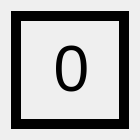
Above: game2048/gui/elements/tile.ui from trevorxander/2048 before the change. Below: the same form after it.
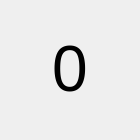
That is the form after the change.

Commit message: Added styling to all GUI elements

Patch:
```diff
--- a/game2048/gui/elements/tile.ui
+++ b/game2048/gui/elements/tile.ui
@@ -10,6 +10,12 @@
     <height>140</height>
    </rect>
   </property>
+  <property name="minimumSize">
+   <size>
+    <width>100</width>
+    <height>100</height>
+   </size>
+  </property>
   <property name="font">
    <font>
     <stylestrategy>PreferAntialias</stylestrategy>
@@ -29,8 +35,8 @@
      </property>
      <property name="minimumSize">
       <size>
-       <width>100</width>
-       <height>100</height>
+       <width>0</width>
+       <height>0</height>
       </size>
      </property>
      <property name="font">
@@ -45,7 +51,7 @@
       <enum>QFrame::Plain</enum>
      </property>
      <property name="lineWidth">
-      <number>10</number>
+      <number>0</number>
      </property>
      <property name="text">
       <string>&lt;html&gt;&lt;head/&gt;&lt;body&gt;&lt;p align=&quot;center&quot;&gt;&lt;span style=&quot; font-size:48pt;&quot;&gt;0&lt;/span&gt;&lt;/p&gt;&lt;/body&gt;&lt;/html&gt;</string>
```
The commit also changes 6 other files.
